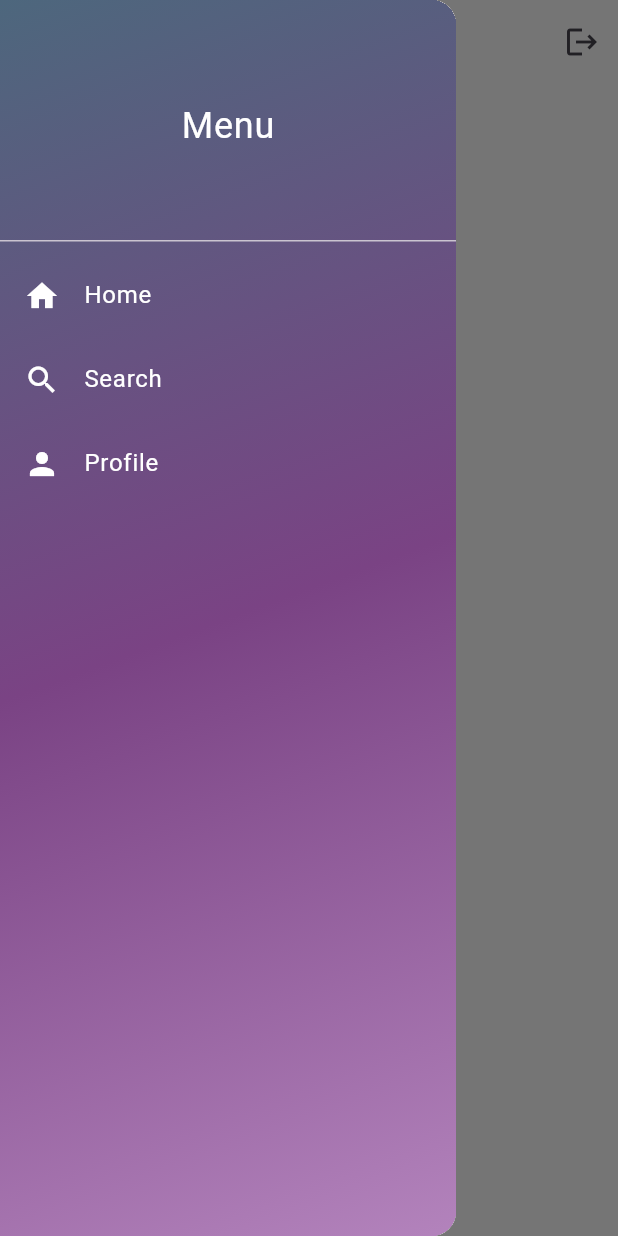
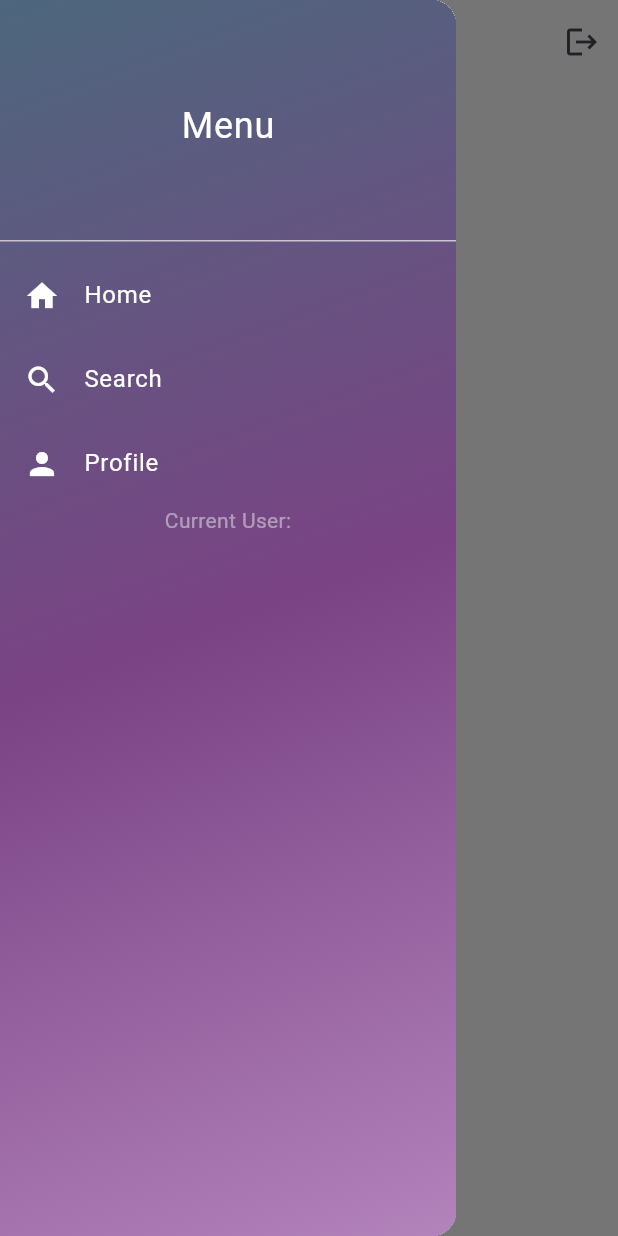
Before and after one commit to fredrikkri/social_media_app, a Flutter app: the screen it shows once a user with an empty profile is signed in, after a tap on the "menu" icon, on a phone screen of 412 x 824 dp. Run offline on Flutter 3.47's test engine with Material 3 defaults, Android fonts, the phone set to English and light mode, and no system bars; our stand-ins replace cloud_firestore, firebase_auth, firebase_core; accounts and stored records are empty.

Commit message:
laget mulighet for å se innlogget brukes email

```diff
--- a/lib/main.dart
+++ b/lib/main.dart
@@ -1,7 +1,7 @@
 import 'package:firebase_core/firebase_core.dart';
 import 'package:flutter/material.dart';
 import 'package:message_app/auth/auth.dart';
-//import 'package:message_app/auth/login_or_register.dart';
+import 'package:message_app/auth/login_or_register.dart';
 
 void main() async {
   WidgetsFlutterBinding.ensureInitialized();
--- a/lib/pages/home_page.dart
+++ b/lib/pages/home_page.dart
@@ -14,6 +14,11 @@ class _HomePageState extends State<HomePage> {
   final firestoreService = FirestoreService();
   final titlePostController = TextEditingController();
   final textPostController = TextEditingController();
+
+  Future<User?> _getCurrentUser() async {
+    // Get the current user
+    return FirebaseAuth.instance.currentUser;
+  }
 
   // sign user out
   void signOut() {
@@ -227,6 +232,37 @@ class _HomePageState extends State<HomePage> {
                   Navigator.pop(context);
                 },
               ),
+              Center(
+                child: Column(
+                  children: [
+                    const Text(
+                      'Current User:',
+                      style:
+                          TextStyle(color: Color.fromARGB(126, 241, 241, 241)),
+                    ),
+                    FutureBuilder<User?>(
+                      future: _getCurrentUser(),
+                      builder: (context, snapshot) {
+                        if (snapshot.connectionState ==
+                            ConnectionState.waiting) {
+                          return const CircularProgressIndicator();
+                        } else if (snapshot.hasError) {
+                          return Text('Error: ${snapshot.error}');
+                        } else if (snapshot.hasData) {
+                          User? user = snapshot.data;
+                          return Text(
+                            user?.email ?? 'No user signed in',
+                            style: const TextStyle(
+                                fontSize: 20, color: Colors.blue),
+                          );
+                        } else {
+                          return const Text('No user signed in');
+                        }
+                      },
+                    ),
+                  ],
+                ),
+              ),
             ],
           ),
         ),
```
